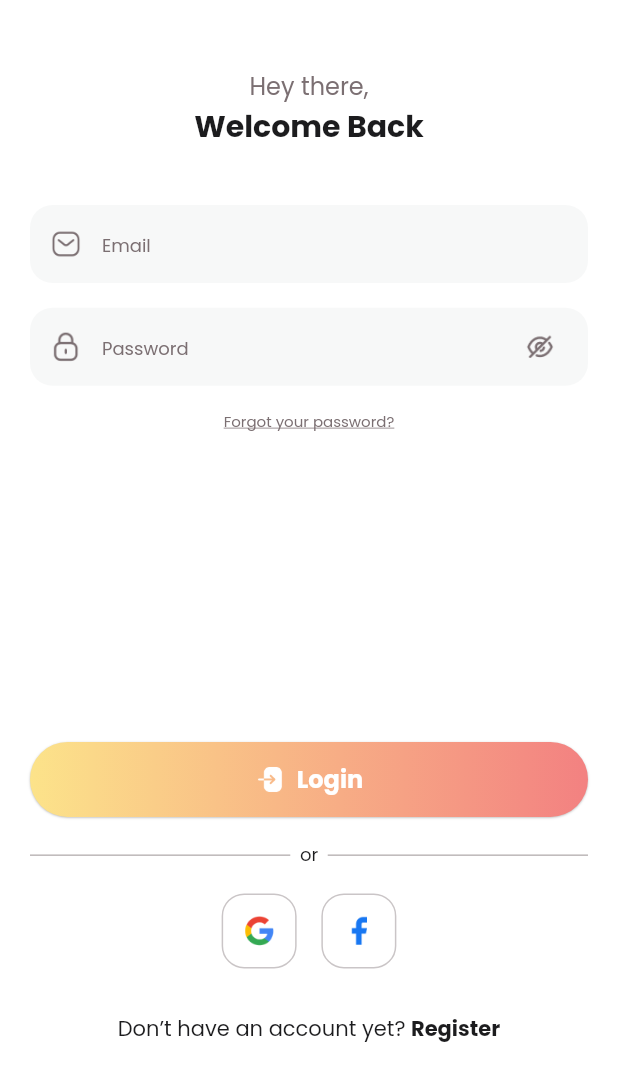
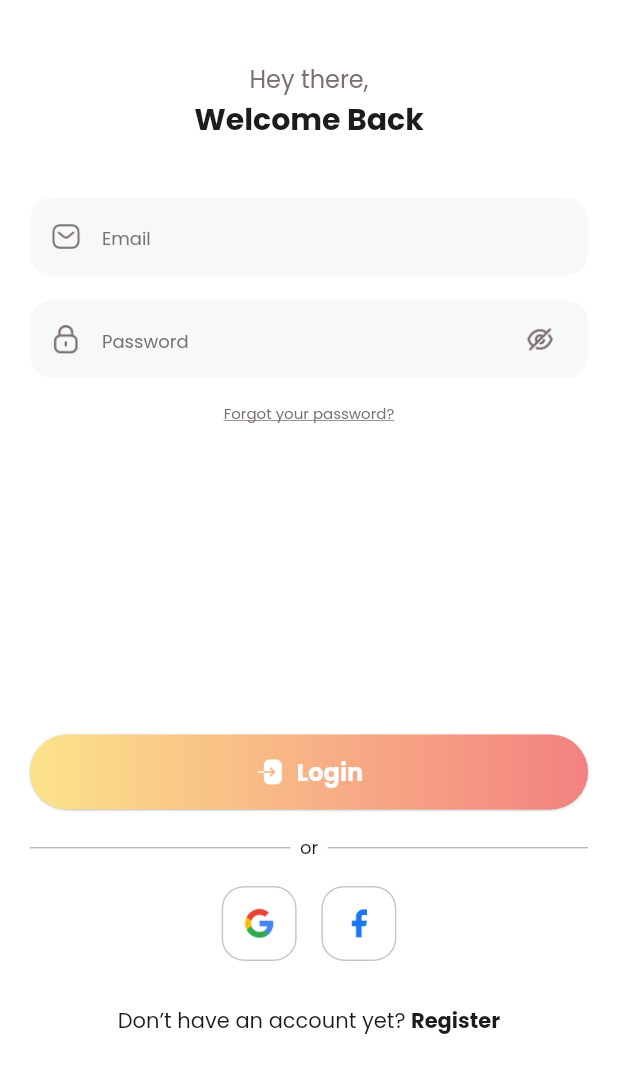
Before and after one commit to teerutt/FitPang, a Flutter app: the LoginView screen opened directly, on a phone screen of 412 x 824 dp. Shown: the top 1081 px of the screen. Run offline on Flutter 3.47's test engine with Material 2 defaults, Android fonts, the phone set to English and light mode, and no system bars; our stand-ins replace carousel_slider.

Commit message:
responsive login page

```diff
--- a/lib/view/login/login_view.dart
+++ b/lib/view/login/login_view.dart
@@ -19,13 +19,21 @@ class _LoginViewState extends State<LoginView> {
   @override
   Widget build(BuildContext context) {
     var media = MediaQuery.of(context).size;
+
+    double basePadding = 20;
+    double baseVerticalSpacing = 25;
+
+    // Adjust padding based on screen size
+    double horizontalPadding = media.width > 600 ? basePadding * 0.8 : basePadding;
+    double verticalPadding = media.height > 600 ? baseVerticalSpacing * 0.8 : baseVerticalSpacing;
+
     return Scaffold(
       backgroundColor: TColor.white,
       body: SingleChildScrollView(
         child: SafeArea(
           child: Container(
             height: media.height * 0.9,
-            padding: const EdgeInsets.symmetric(horizontal: 20, vertical: 25),
+            padding: EdgeInsets.symmetric(horizontal: horizontalPadding, vertical: verticalPadding),
             child: Column(
               crossAxisAlignment: CrossAxisAlignment.center,
               children: [
--- a/lib/view/profile/profile_view.dart
+++ b/lib/view/profile/profile_view.dart
@@ -73,7 +73,7 @@ class _ProfileViewState extends State<ProfileView> {
       return MaterialPageRoute(builder: (context) => const ProfileEditView());
     }
     else if (tag == "2") {
-      return MaterialPageRoute(builder: (context) => const GenderView());
+      return MaterialPageRoute(builder: (context) => const BlankView());
     }
     else if (tag == "3") {
       return MaterialPageRoute(builder: (context) => const BlankView());
```
